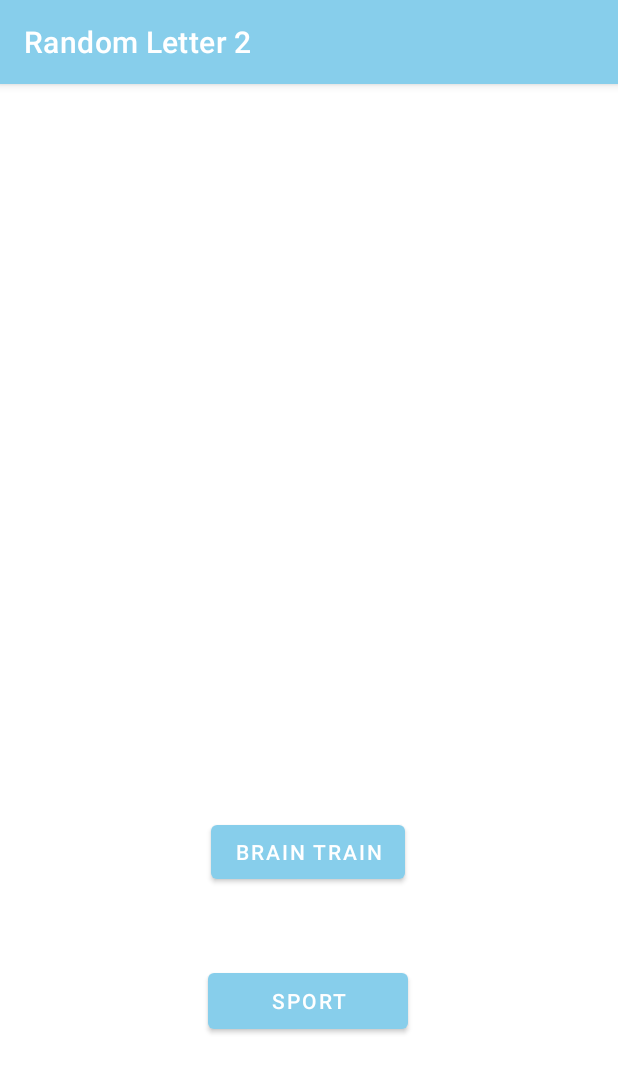
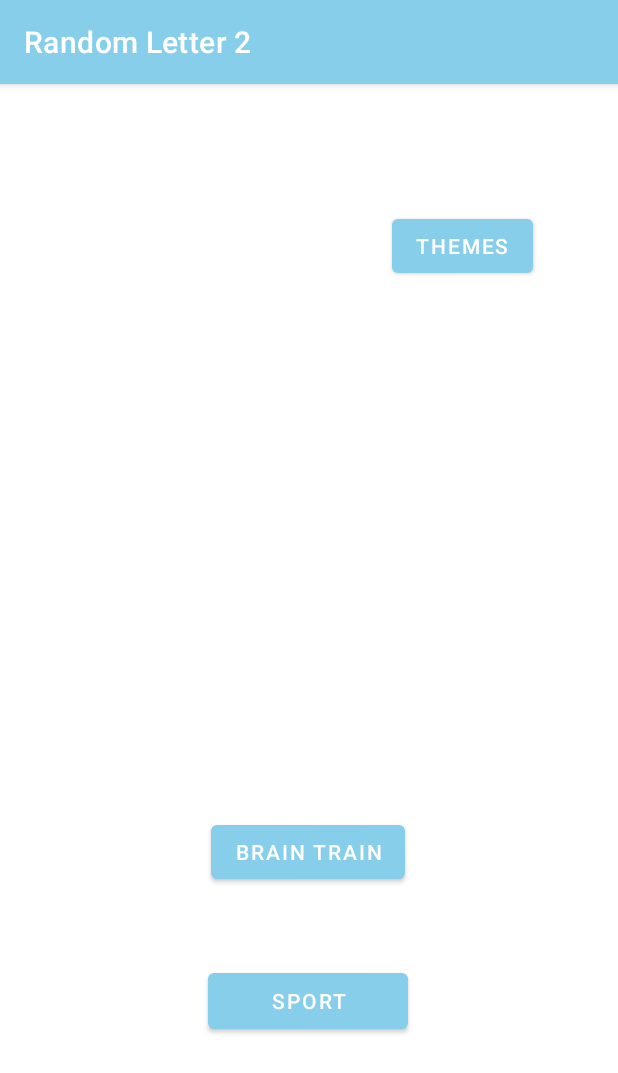
Before and after one commit to Vacheslav676/Random_Letter_2, an Android app: the screen it shows after launch (MainActivity), on a phone screen of 412 x 824 dp. Shown: the top 1073 px of the screen. Run offline under Robolectric (Android 15) with nearby library versions, the phone set to English and light mode, and no system bars.

Commit message:
после попытки слить версию в мэйн

```diff
--- a/app/src/main/res/layout/activity_main.xml
+++ b/app/src/main/res/layout/activity_main.xml
@@ -6,6 +6,18 @@
     android:layout_height="match_parent"
     tools:context=".MainActivity">
 
+
+    <Button
+        android:id="@+id/themesChange"
+        android:layout_width="wrap_content"
+        android:layout_height="wrap_content"
+        android:onClick="themesChange"
+        android:layout_marginBottom="636dp"
+        android:text="Themes"
+        app:layout_constraintBottom_toBottomOf="parent"
+        app:layout_constraintEnd_toEndOf="parent"
+        app:layout_constraintHorizontal_bias="0.822"
+        app:layout_constraintStart_toStartOf="parent" />
 
     <Button
         android:id="@+id/sport_button_menu"
```
Also changed, not shown: app/src/main/java/android/example/randomletter2/MainActivity.java (+8 -0 lines).
